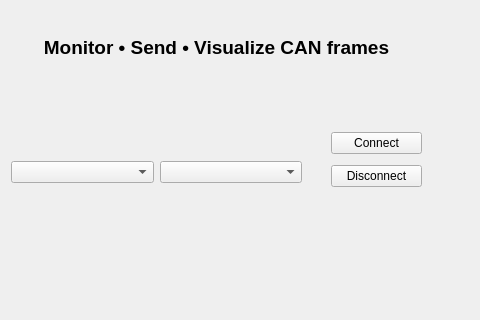
Before: the Qt Designer form homewindow.ui in yasmine-ben-ahmed/CAN_Emulator, drawn with Qt 5; both pictures show x 945 to 1425 and y 132 to 452 of the 1425 by 618 pixel window.
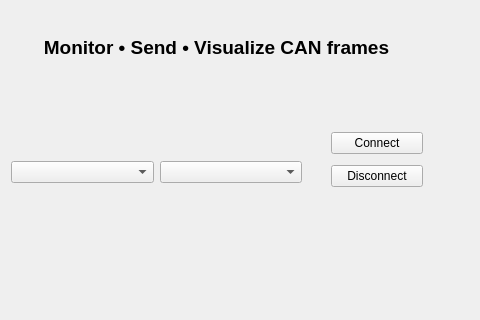
After: the same form once the commit is applied. The open tabs and pages were chosen to show the change.

Diff of the .ui file:
```diff
--- a/homewindow.ui
+++ b/homewindow.ui
@@ -168,12 +168,12 @@
          <set>Qt::AlignmentFlag::AlignCenter</set>
         </property>
        </widget>
-       <widget class="QWidget" name="">
+       <widget class="QWidget" name="layoutWidget">
         <property name="geometry">
          <rect>
           <x>560</x>
           <y>250</y>
-          <width>91</width>
+          <width>92</width>
           <height>67</height>
          </rect>
         </property>
@@ -194,7 +194,7 @@
          </item>
         </layout>
        </widget>
-       <widget class="QWidget" name="">
+       <widget class="QWidget" name="layoutWidget">
         <property name="geometry">
          <rect>
           <x>210</x>
@@ -227,7 +227,7 @@
          </item>
         </layout>
        </widget>
-       <widget class="QWidget" name="">
+       <widget class="QWidget" name="layoutWidget">
         <property name="geometry">
          <rect>
           <x>240</x>
```
Left out of the diff: 2 changed lines with no effect on the pictures.
